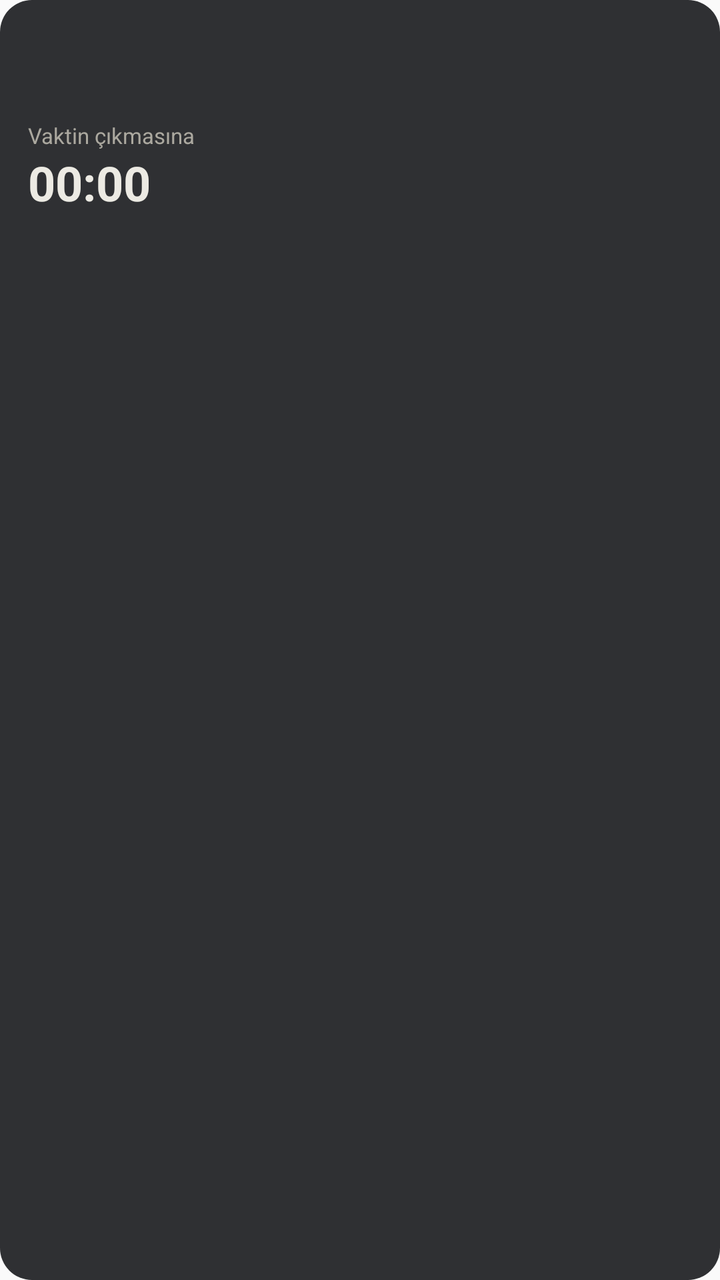
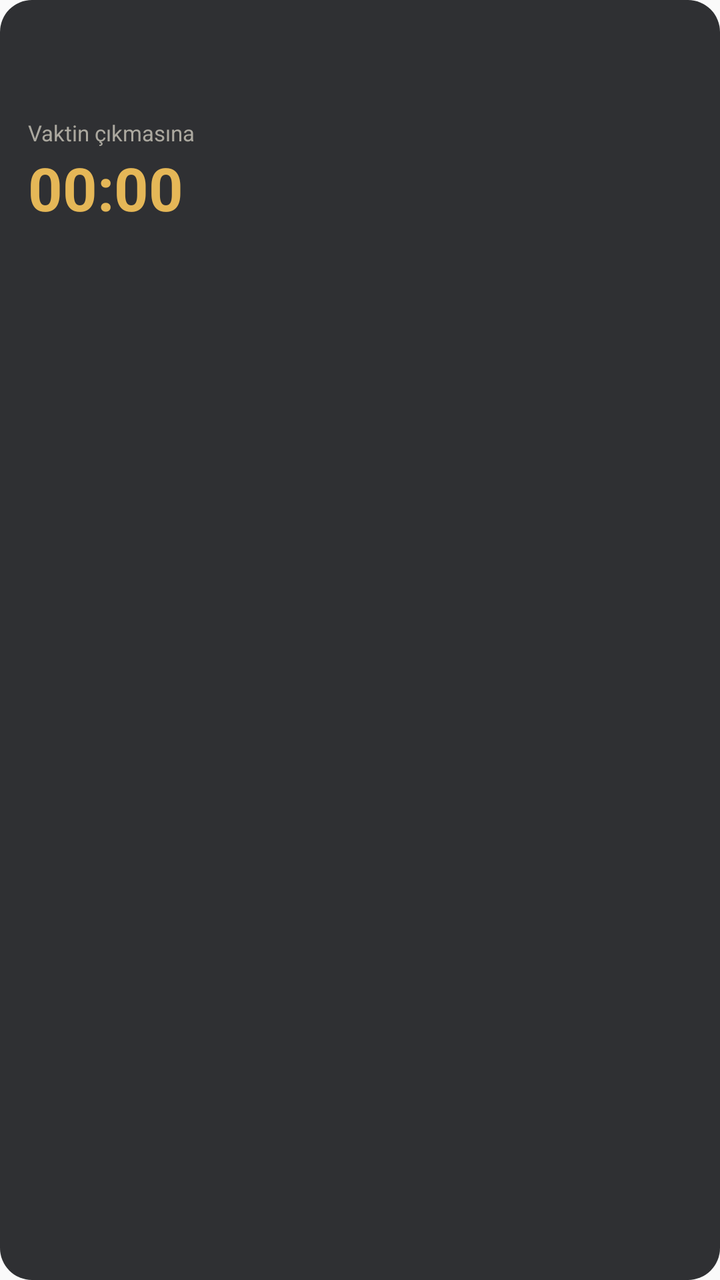

Before-and-after screenshots of an Android layout around one commit, followed by the original layout XML and the change that was made.
<!-- AndroidManifest.xml: application theme AppTheme -->
<!-- res/layout/vakit_widget.xml -->
<?xml version="1.0" encoding="utf-8"?>
<LinearLayout xmlns:android="http://schemas.android.com/apk/res/android"
    android:id="@+id/widget_root"
    android:layout_width="match_parent"
    android:layout_height="match_parent"
    android:orientation="vertical"
    android:background="@drawable/widget_background"
    android:padding="14dp">

    <TextView
        android:id="@+id/widget_empty"
        android:layout_width="match_parent"
        android:layout_height="match_parent"
        android:gravity="center"
        android:text="@string/widget_empty_state"
        android:textColor="@color/widget_text_secondary"
        android:textSize="13sp"
        android:visibility="gone" />

    <LinearLayout
        android:id="@+id/widget_content"
        android:layout_width="match_parent"
        android:layout_height="match_parent"
        android:orientation="vertical">

        <TextView
            android:id="@+id/widget_location"
            android:layout_width="wrap_content"
            android:layout_height="wrap_content"
            android:textColor="@color/widget_text_secondary"
            android:textSize="11sp" />

        <LinearLayout
            android:layout_width="match_parent"
            android:layout_height="wrap_content"
            android:layout_marginTop="4dp"
            android:orientation="horizontal">

            <TextView
                android:id="@+id/widget_active_prayer_name"
                android:layout_width="0dp"
                android:layout_height="wrap_content"
                android:layout_weight="1"
                android:textColor="@color/widget_text_primary"
                android:textSize="16sp"
                android:textStyle="bold" />

            <TextView
                android:id="@+id/widget_window_range"
                android:layout_width="wrap_content"
                android:layout_height="wrap_content"
                android:textColor="@color/widget_text_secondary"
                android:textSize="12sp" />
        </LinearLayout>

        <TextView
            android:id="@+id/widget_countdown_label"
            android:layout_width="wrap_content"
            android:layout_height="wrap_content"
            android:layout_marginTop="6dp"
            android:text="@string/widget_countdown_label"
            android:textColor="@color/widget_text_secondary"
            android:textSize="11sp" />

        <Chronometer
            android:id="@+id/widget_countdown"
            android:layout_width="wrap_content"
            android:layout_height="wrap_content"
            android:textColor="@color/widget_text_primary"
            android:textSize="24sp"
            android:textStyle="bold" />

        <LinearLayout
            android:layout_width="match_parent"
            android:layout_height="wrap_content"
            android:layout_marginTop="10dp"
            android:orientation="horizontal">

            <TextView
                android:id="@+id/widget_prayer_0"
                android:layout_width="0dp"
                android:layout_height="wrap_content"
                android:layout_weight="1"
                android:gravity="center"
                android:textColor="@color/widget_text_secondary"
                android:textSize="11sp" />

            <TextView
                android:id="@+id/widget_prayer_1"
                android:layout_width="0dp"
                android:layout_height="wrap_content"
                android:layout_weight="1"
                android:gravity="center"
                android:textColor="@color/widget_text_secondary"
                android:textSize="11sp" />

            <TextView
                android:id="@+id/widget_prayer_2"
                android:layout_width="0dp"
                android:layout_height="wrap_content"
                android:layout_weight="1"
                android:gravity="center"
                android:textColor="@color/widget_text_secondary"
                android:textSize="11sp" />

            <TextView
                android:id="@+id/widget_prayer_3"
                android:layout_width="0dp"
                android:layout_height="wrap_content"
                android:layout_weight="1"
                android:gravity="center"
                android:textColor="@color/widget_text_secondary"
                android:textSize="11sp" />

            <TextView
                android:id="@+id/widget_prayer_4"
                android:layout_width="0dp"
                android:layout_height="wrap_content"
                android:layout_weight="1"
                android:gravity="center"
                android:textColor="@color/widget_text_secondary"
                android:textSize="11sp" />

            <TextView
                android:id="@+id/widget_prayer_5"
                android:layout_width="0dp"
                android:layout_height="wrap_content"
                android:layout_weight="1"
                android:gravity="center"
                android:textColor="@color/widget_text_secondary"
                android:textSize="11sp" />
        </LinearLayout>
    </LinearLayout>
</LinearLayout>
<!-- resources referenced by this layout -->
<resources>
  <color name="widget_text_primary">#ECEAE3</color>
  <color name="widget_text_secondary">#ABA89F</color>
  <!-- drawable widget_background (drawable) -->
  <?xml version="1.0" encoding="utf-8"?>
  <shape xmlns:android="http://schemas.android.com/apk/res/android" android:shape="rectangle">
      <solid android:color="@color/widget_background" />
      <corners android:radius="16dp" />
  </shape>
  <string name="widget_countdown_label">Vaktin çıkmasına</string>
  <string name="widget_empty_state">Vakitleri yüklemek için uygulamayı açın.</string>
  <style name="AppTheme" parent="Theme.AppCompat.Light.DarkActionBar">
          
          <item name="colorPrimary">@color/colorPrimary</item>
          <item name="colorPrimaryDark">@color/colorPrimaryDark</item>
          <item name="colorAccent">@color/colorAccent</item>
      </style>
  <color name="widget_background">#E61A1B1E</color>
</resources>

<!-- the commit's change to res/layout/vakit_widget.xml (unified diff, before → after) -->
@@ -7,28 +7,35 @@
     android:background="@drawable/widget_background"
     android:padding="14dp">
 
+    
     <TextView
         android:id="@+id/widget_empty"
         android:layout_width="match_parent"
-        android:layout_height="match_parent"
+        android:layout_height="0dp"
+        android:layout_weight="1"
         android:gravity="center"
         android:text="@string/widget_empty_state"
         android:textColor="@color/widget_text_secondary"
         android:textSize="13sp"
+        android:maxLines="3"
+        android:ellipsize="end"
         android:visibility="gone" />
 
     <LinearLayout
         android:id="@+id/widget_content"
         android:layout_width="match_parent"
-        android:layout_height="match_parent"
+        android:layout_height="0dp"
+        android:layout_weight="1"
         android:orientation="vertical">
 
         <TextView
             android:id="@+id/widget_location"
-            android:layout_width="wrap_content"
+            android:layout_width="match_parent"
             android:layout_height="wrap_content"
             android:textColor="@color/widget_text_secondary"
-            android:textSize="11sp" />
+            android:textSize="11sp"
+            android:maxLines="1"
+            android:ellipsize="end" />
 
         <LinearLayout
             android:layout_width="match_parent"
@@ -42,33 +49,42 @@
                 android:layout_height="wrap_content"
                 android:layout_weight="1"
                 android:textColor="@color/widget_text_primary"
-                android:textSize="16sp"
-                android:textStyle="bold" />
+                android:textSize="15sp"
+                android:textStyle="bold"
+                android:maxLines="1"
+                android:ellipsize="end" />
 
             <TextView
                 android:id="@+id/widget_window_range"
                 android:layout_width="wrap_content"
                 android:layout_height="wrap_content"
                 android:textColor="@color/widget_text_secondary"
-                android:textSize="12sp" />
+                android:textSize="11sp"
+                android:maxLines="1"
+                android:ellipsize="end" />
         </LinearLayout>
 
         <TextView
             android:id="@+id/widget_countdown_label"
-            android:layout_width="wrap_content"
+            android:layout_width="match_parent"
             android:layout_height="wrap_content"
             android:layout_marginTop="6dp"
             android:text="@string/widget_countdown_label"
             android:textColor="@color/widget_text_secondary"
-            android:textSize="11sp" />
-
+            android:textSize="11sp"
+            android:maxLines="1"
+            android:ellipsize="end" />
+
+        
         <Chronometer
             android:id="@+id/widget_countdown"
-            android:layout_width="wrap_content"
-            android:layout_height="wrap_content"
-            android:textColor="@color/widget_text_primary"
-            android:textSize="24sp"
-            android:textStyle="bold" />
+            android:layout_width="match_parent"
+            android:layout_height="wrap_content"
+            android:textColor="@color/widget_accent"
+            android:textSize="30sp"
+            android:textStyle="bold"
+            android:maxLines="1"
+            android:ellipsize="end" />
 
         <LinearLayout
             android:layout_width="match_parent"
@@ -76,59 +92,173 @@
             android:layout_marginTop="10dp"
             android:orientation="horizontal">
 
-            <TextView
-                android:id="@+id/widget_prayer_0"
-                android:layout_width="0dp"
-                android:layout_height="wrap_content"
-                android:layout_weight="1"
-                android:gravity="center"
-                android:textColor="@color/widget_text_secondary"
-                android:textSize="11sp" />
-
-            <TextView
-                android:id="@+id/widget_prayer_1"
-                android:layout_width="0dp"
-                android:layout_height="wrap_content"
-                android:layout_weight="1"
-                android:gravity="center"
-                android:textColor="@color/widget_text_secondary"
-                android:textSize="11sp" />
-
-            <TextView
-                android:id="@+id/widget_prayer_2"
-                android:layout_width="0dp"
-                android:layout_height="wrap_content"
-                android:layout_weight="1"
-                android:gravity="center"
-                android:textColor="@color/widget_text_secondary"
-                android:textSize="11sp" />
-
-            <TextView
-                android:id="@+id/widget_prayer_3"
-                android:layout_width="0dp"
-                android:layout_height="wrap_content"
-                android:layout_weight="1"
-                android:gravity="center"
-                android:textColor="@color/widget_text_secondary"
-                android:textSize="11sp" />
-
-            <TextView
-                android:id="@+id/widget_prayer_4"
-                android:layout_width="0dp"
-                android:layout_height="wrap_content"
-                android:layout_weight="1"
-                android:gravity="center"
-                android:textColor="@color/widget_text_secondary"
-                android:textSize="11sp" />
-
-            <TextView
-                android:id="@+id/widget_prayer_5"
-                android:layout_width="0dp"
-                android:layout_height="wrap_content"
-                android:layout_weight="1"
-                android:gravity="center"
-                android:textColor="@color/widget_text_secondary"
-                android:textSize="11sp" />
+            <LinearLayout
+                android:layout_width="0dp"
+                android:layout_height="wrap_content"
+                android:layout_weight="1"
+                android:orientation="vertical"
+                android:gravity="center">
+
+                <TextView
+                    android:id="@+id/widget_prayer_name_0"
+                    android:layout_width="match_parent"
+                    android:layout_height="wrap_content"
+                    android:gravity="center"
+                    android:textColor="@color/widget_text_secondary"
+                    android:textSize="9sp"
+                    android:maxLines="1"
+                    android:ellipsize="end" />
+
+                <TextView
+                    android:id="@+id/widget_prayer_time_0"
+                    android:layout_width="match_parent"
+                    android:layout_height="wrap_content"
+                    android:gravity="center"
+                    android:textColor="@color/widget_text_secondary"
+                    android:textSize="11sp"
+                    android:maxLines="1"
+                    android:ellipsize="end" />
+            </LinearLayout>
+
+            <LinearLayout
+                android:layout_width="0dp"
+                android:layout_height="wrap_content"
+                android:layout_weight="1"
+                android:orientation="vertical"
+                android:gravity="center">
+
+                <TextView
+                    android:id="@+id/widget_prayer_name_1"
+                    android:layout_width="match_parent"
+                    android:layout_height="wrap_content"
+                    android:gravity="center"
+                    android:textColor="@color/widget_text_secondary"
+                    android:textSize="9sp"
+                    android:maxLines="1"
+                    android:ellipsize="end" />
+
+                <TextView
+                    android:id="@+id/widget_prayer_time_1"
+                    android:layout_width="match_parent"
+                    android:layout_height="wrap_content"
+                    android:gravity="center"
+                    android:textColor="@color/widget_text_secondary"
+                    android:textSize="11sp"
+                    android:maxLines="1"
+                    android:ellipsize="end" />
+            </LinearLayout>
+
+            <LinearLayout
+                android:layout_width="0dp"
+                android:layout_height="wrap_content"
+                android:layout_weight="1"
+                android:orientation="vertical"
+                android:gravity="center">
+
+                <TextView
+                    android:id="@+id/widget_prayer_name_2"
+                    android:layout_width="match_parent"
+                    android:layout_height="wrap_content"
+                    android:gravity="center"
+                    android:textColor="@color/widget_text_secondary"
+                    android:textSize="9sp"
+                    android:maxLines="1"
+                    android:ellipsize="end" />
+
+                <TextView
+                    android:id="@+id/widget_prayer_time_2"
+                    android:layout_width="match_parent"
+                    android:layout_height="wrap_content"
+                    android:gravity="center"
+                    android:textColor="@color/widget_text_secondary"
+                    android:textSize="11sp"
+                    android:maxLines="1"
+                    android:ellipsize="end" />
+            </LinearLayout>
+
+            <LinearLayout
+                android:layout_width="0dp"
+                android:layout_height="wrap_content"
+                android:layout_weight="1"
+                android:orientation="vertical"
+                android:gravity="center">
+
+                <TextView
+                    android:id="@+id/widget_prayer_name_3"
+                    android:layout_width="match_parent"
+                    android:layout_height="wrap_content"
+                    android:gravity="center"
+                    android:textColor="@color/widget_text_secondary"
+                    android:textSize="9sp"
+                    android:maxLines="1"
+                    android:ellipsize="end" />
+
+                <TextView
+                    android:id="@+id/widget_prayer_time_3"
+                    android:layout_width="match_parent"
+                    android:layout_height="wrap_content"
+                    android:gravity="center"
+                    android:textColor="@color/widget_text_secondary"
+                    android:textSize="11sp"
+                    android:maxLines="1"
+                    android:ellipsize="end" />
+            </LinearLayout>
+
+            <LinearLayout
+                android:layout_width="0dp"
+                android:layout_height="wrap_content"
+                android:layout_weight="1"
+                android:orientation="vertical"
+                android:gravity="center">
+
+                <TextView
+                    android:id="@+id/widget_prayer_name_4"
+                    android:layout_width="match_parent"
+                    android:layout_height="wrap_content"
+                    android:gravity="center"
+                    android:textColor="@color/widget_text_secondary"
+                    android:textSize="9sp"
+                    android:maxLines="1"
+                    android:ellipsize="end" />
+
+                <TextView
+                    android:id="@+id/widget_prayer_time_4"
+                    android:layout_width="match_parent"
+                    android:layout_height="wrap_content"
+                    android:gravity="center"
+                    android:textColor="@color/widget_text_secondary"
+                    android:textSize="11sp"
+                    android:maxLines="1"
+                    android:ellipsize="end" />
+            </LinearLayout>
+
+            <LinearLayout
+                android:layout_width="0dp"
+                android:layout_height="wrap_content"
+                android:layout_weight="1"
+                android:orientation="vertical"
+                android:gravity="center">
+
+                <TextView
+                    android:id="@+id/widget_prayer_name_5"
+                    android:layout_width="match_parent"
+                    android:layout_height="wrap_content"
+                    android:gravity="center"
+                    android:textColor="@color/widget_text_secondary"
+                    android:textSize="9sp"
+                    android:maxLines="1"
+                    android:ellipsize="end" />
+
+                <TextView
+                    android:id="@+id/widget_prayer_time_5"
+                    android:layout_width="match_parent"
+                    android:layout_height="wrap_content"
+                    android:gravity="center"
+                    android:textColor="@color/widget_text_secondary"
+                    android:textSize="11sp"
+                    android:maxLines="1"
+                    android:ellipsize="end" />
+            </LinearLayout>
         </LinearLayout>
     </LinearLayout>
 </LinearLayout>
<!-- resource entries referenced after the edit -->
@@ -1,5 +1,6 @@
 <!-- resources referenced by this layout -->
 <resources>
+  <color name="widget_accent">#E5B757</color>
   <color name="widget_text_primary">#ECEAE3</color>
   <color name="widget_text_secondary">#ABA89F</color>
   <!-- drawable widget_background (drawable) -->
